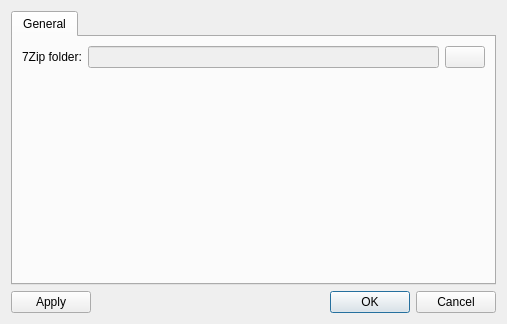
This is settings.ui in roman-zm/qBackup as Qt 5 draws it before an edit. The edited form follows.
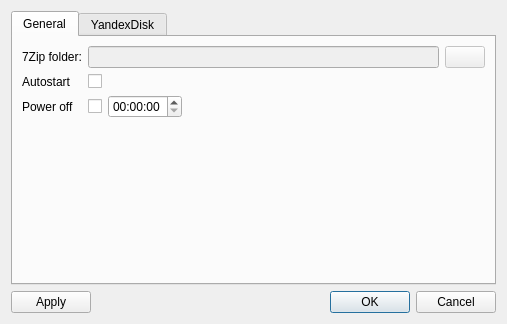
This is the edited form.

The edit to the form file:
```diff
--- a/settings.ui
+++ b/settings.ui
@@ -24,6 +24,20 @@
        <string>General</string>
       </attribute>
       <layout class="QGridLayout" name="gridLayout_2">
+       <item row="2" column="0">
+        <widget class="QLabel" name="label_5">
+         <property name="text">
+          <string>Power off</string>
+         </property>
+        </widget>
+       </item>
+       <item row="1" column="5">
+        <widget class="QCheckBox" name="autoStartCheckBox">
+         <property name="text">
+          <string/>
+         </property>
+        </widget>
+       </item>
        <item row="0" column="0">
         <widget class="QLabel" name="label">
          <property name="text">
@@ -31,22 +45,110 @@
          </property>
         </widget>
        </item>
-       <item row="0" column="1">
-        <widget class="QLineEdit" name="zipLine">
-         <property name="enabled">
-          <bool>false</bool>
+       <item row="1" column="0">
+        <widget class="QLabel" name="label_2">
+         <property name="text">
+          <string>Autostart</string>
          </property>
         </widget>
        </item>
-       <item row="0" column="2">
+       <item row="3" column="5">
+        <spacer name="verticalSpacer">
+         <property name="orientation">
+          <enum>Qt::Vertical</enum>
+         </property>
+         <property name="sizeHint" stdset="0">
+          <size>
+           <width>20</width>
+           <height>40</height>
+          </size>
+         </property>
+        </spacer>
+       </item>
+       <item row="0" column="6">
         <widget class="QPushButton" name="zipGetFolderButton">
+         <property name="enabled">
+          <bool>false</bool>
+         </property>
          <property name="text">
           <string/>
+         </property>
+        </widget>
+       </item>
+       <item row="0" column="5">
+        <widget class="QLineEdit" name="zipLine">
+         <property name="enabled">
+          <bool>false</bool>
+         </property>
+        </widget>
+       </item>
+       <item row="2" column="5">
+        <layout class="QHBoxLayout" name="horizontalLayout">
+         <item>
+          <widget class="QCheckBox" name="powerOffCheckBox">
+           <property name="text">
+            <string/>
+           </property>
+          </widget>
+         </item>
+         <item>
+          <widget class="QTimeEdit" name="PowerOffTimeEdit"/>
+         </item>
+         <item>
+          <spacer name="horizontalSpacer">
+           <property name="orientation">
+            <enum>Qt::Horizontal</enum>
+           </property>
+           <property name="sizeHint" stdset="0">
+            <size>
+             <width>40</width>
+             <height>20</height>
+            </size>
+           </property>
+          </spacer>
+         </item>
+        </layout>
+       </item>
+      </layout>
+     </widget>
+     <widget class="QWidget" name="tab_2">
+      <attribute name="title">
+       <string>YandexDisk</string>
+      </attribute>
+      <layout class="QGridLayout" name="gridLayout_3">
+       <item row="0" column="0">
+        <widget class="QLabel" name="label_3">
+         <property name="text">
+          <string>OAuth token</string>
+         </property>
+        </widget>
+       </item>
+       <item row="0" column="1">
+        <widget class="QLineEdit" name="OAuthLineEdit">
+         <property name="enabled">
+          <bool>false</bool>
+         </property>
+        </widget>
+       </item>
+       <item row="1" column="0">
+        <widget class="QLabel" name="label_4">
+         <property name="text">
+          <string>Enable</string>
          </property>
         </widget>
        </item>
        <item row="1" column="1">
-        <spacer name="verticalSpacer">
+        <widget class="QCheckBox" name="YDcheckBox">
+         <property name="enabled">
+          <bool>false</bool>
+         </property>
+         <property name="text">
+          <string>CheckBox</string>
+         </property>
+        </widget>
+       </item>
+       <item row="3" column="1">
+        <spacer name="verticalSpacer_2">
          <property name="orientation">
           <enum>Qt::Vertical</enum>
          </property>
```
Left out of the diff: 12 changed lines with no effect on the pictures.
